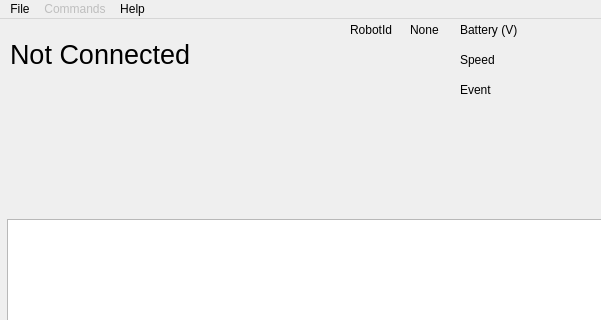
This is newRobotClient/mainwindow.ui in RissanenGit/RobotProject as Qt 5 draws it before an edit; both pictures show x 0 to 601 and y 0 to 320 of the 745 by 493 pixel window. The edited form follows.
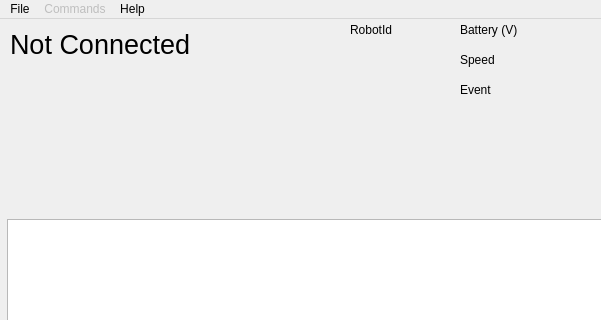
This is the edited form.

```diff
--- a/newRobotClient/mainwindow.ui
+++ b/newRobotClient/mainwindow.ui
@@ -32,7 +32,7 @@
       <x>10</x>
       <y>10</y>
       <width>331</width>
-      <height>51</height>
+      <height>81</height>
      </rect>
     </property>
     <property name="font">
@@ -43,6 +43,9 @@
     <property name="text">
      <string>Not Connected</string>
     </property>
+    <property name="alignment">
+     <set>Qt::AlignLeading|Qt::AlignLeft|Qt::AlignTop</set>
+    </property>
    </widget>
    <widget class="QLabel" name="batteryText">
     <property name="geometry">
@@ -155,7 +158,7 @@
      </rect>
     </property>
     <property name="text">
-     <string>None</string>
+     <string/>
     </property>
    </widget>
   </widget>
```
